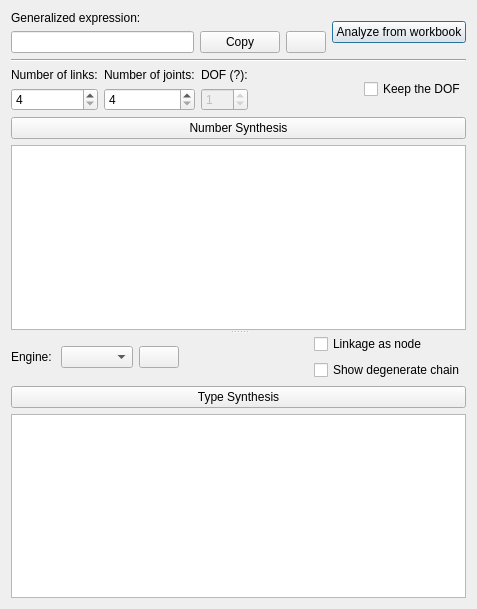
This is core/synthesis/NumberAndTypeSynthesis/Permutations.ui in KmolYuan/Pyslvs-UI as Qt 5 draws it before an edit. The edited form follows.
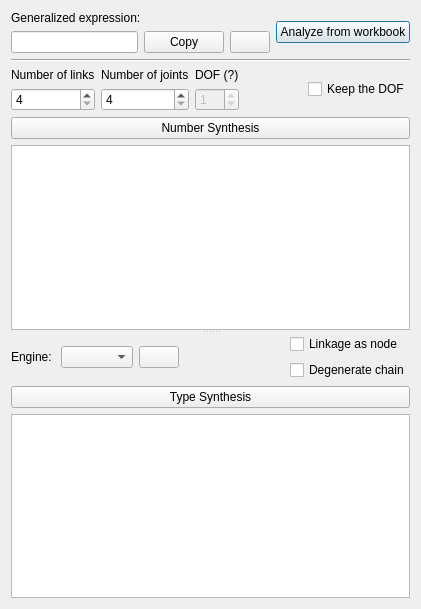
This is the edited form. Icons and pictures are not drawn.

```diff
--- a/core/synthesis/NumberAndTypeSynthesis/Permutations.ui
+++ b/core/synthesis/NumberAndTypeSynthesis/Permutations.ui
@@ -6,7 +6,7 @@
    <rect>
     <x>0</x>
     <y>0</y>
-    <width>477</width>
+    <width>421</width>
     <height>609</height>
    </rect>
   </property>
@@ -100,14 +100,14 @@
            <item row="0" column="1">
             <widget class="QLabel" name="NJ_text">
              <property name="text">
-              <string>Number of joints:</string>
+              <string>Number of joints</string>
              </property>
             </widget>
            </item>
            <item row="0" column="0">
             <widget class="QLabel" name="NL_text">
              <property name="text">
-              <string>Number of links:</string>
+              <string>Number of links</string>
              </property>
             </widget>
            </item>
@@ -131,7 +131,7 @@
               <string>Degree of freedom</string>
              </property>
              <property name="text">
-              <string>DOF (?):</string>
+              <string>DOF (?)</string>
              </property>
             </widget>
            </item>
@@ -238,7 +238,7 @@
            <item>
             <widget class="QCheckBox" name="graph_degenerate">
              <property name="text">
-              <string>Show degenerate chain</string>
+              <string>Degenerate chain</string>
              </property>
             </widget>
            </item>
```
